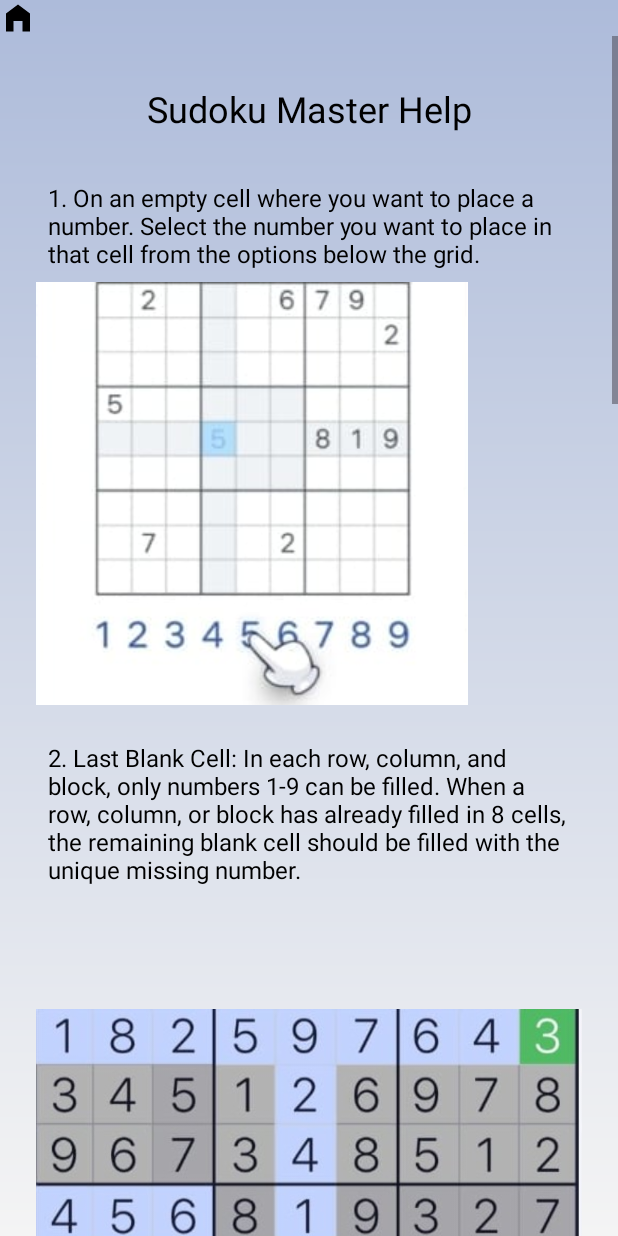
After one commit to JnaneshAmin25/Sudoku, an Android app: the helppage screen opened directly, with no data from a screen before it, on a phone screen of 412 x 824 dp. The commit adds this screen. Run offline under Robolectric (Android 15) with nearby library versions, the phone set to English and light mode, and no system bars.

Commit message:
help page added

```diff
--- a/app/src/main/AndroidManifest.xml
+++ b/app/src/main/AndroidManifest.xml
@@ -6,8 +6,7 @@
     <uses-permission
         android:name="com.google.android.gms.permission.AD_ID"
         tools:node="remove" />
-    <uses-permission android:name="android.permission.READ_EXTERNAL_STORAGE"/>
-
+    <uses-permission android:name="android.permission.READ_EXTERNAL_STORAGE" />
 
     <application
         android:allowBackup="true"
@@ -20,10 +19,14 @@
         android:theme="@style/Theme.Sudoku"
         tools:targetApi="31">
         <activity
+            android:name=".helppage"
+            android:exported="false" />
+        <activity
             android:name=".ProfileActivity"
             android:exported="false" />
-        <activity android:name=".GameBoard.GameBoard"
-            android:exported="false"/>
+        <activity
+            android:name=".GameBoard.GameBoard"
+            android:exported="false" />
         <activity
             android:name=".HomePage"
             android:exported="false" />
--- a/app/src/main/java/com/example/sudoku/HomePage.java
+++ b/app/src/main/java/com/example/sudoku/HomePage.java
@@ -39,5 +39,10 @@ public class HomePage extends AppCompatActivity {
             startActivity(i);
         });
 
+        helpButton.setOnClickListener(v->{
+            Intent i1 = new Intent(this, helppage.class);
+            startActivity(i1);
+        });
+
     }
 }
--- /dev/null
+++ b/app/src/main/java/com/example/sudoku/helppage.java
@@ -0,0 +1,48 @@
+package com.example.sudoku;
+
+
+
+
+import android.content.Intent;
+import android.os.Bundle;
+import android.app.Activity;
+import android.view.View;
+import android.widget.ImageView;
+import android.widget.TextView;
+
+public class helppage extends Activity {
+
+    @Override
+    protected void onCreate(Bundle savedInstanceState) {
+        super.onCreate(savedInstanceState);
+        setContentView(R.layout.activity_helppage);
+
+        // Set image resources for help images
+        ImageView helpIcon1 = findViewById(R.id.helpIcon);
+        helpIcon1.setImageResource(R.drawable.baseline_home_filled_24);
+        ImageView helpIcon = findViewById(R.id.helpIcon);
+        helpIcon.setOnClickListener(new View.OnClickListener() {
+            @Override
+            public void onClick(View v) {
+                // Navigate to the home page
+                Intent intent = new Intent(helppage.this, HomePage.class);
+                startActivity(intent);
+            }
+        });
+
+        ImageView helpImage1 = findViewById(R.id.helpImage1);
+        helpImage1.setImageResource(R.drawable.img);
+
+        ImageView helpImage2 = findViewById(R.id.helpImage2);
+        helpImage2.setImageResource(R.drawable.img1);
+        ImageView helpImage4 = findViewById(R.id.helpImage3);
+        helpImage4.setImageResource(R.drawable.img2);
+
+        ImageView helpImage3 = findViewById(R.id.helpImage4);
+        helpImage3.setImageResource(R.drawable.img3);
+
+
+
+        // Add more image and text initialization as needed
+    }
+}
--- /dev/null
+++ b/app/src/main/res/drawable/baseline_home_filled_24.xml
@@ -0,0 +1,5 @@
+<vector xmlns:android="http://schemas.android.com/apk/res/android" android:height="24dp" android:tint="#000000" android:viewportHeight="24" android:viewportWidth="24" android:width="24dp">
+
+    <path android:fillColor="@android:color/white" android:pathData="M12,3L4,9v12h5v-7h6v7h5V9z"/>
+
+</vector>
--- /dev/null
+++ b/app/src/main/res/layout/activity_helppage.xml
@@ -0,0 +1,149 @@
+<?xml version="1.0" encoding="utf-8"?>
+<LinearLayout
+    xmlns:android="http://schemas.android.com/apk/res/android"
+    xmlns:tools="http://schemas.android.com/tools"
+    android:layout_width="match_parent"
+    android:layout_height="match_parent"
+    android:orientation="vertical"
+    android:background="@drawable/gradient_background">
+
+    <ImageView
+        android:id="@+id/helpIcon"
+        android:layout_width="wrap_content"
+        android:layout_height="wrap_content"
+        android:src="@drawable/baseline_home_filled_24"
+        android:layout_gravity="top|start" />
+
+    <ScrollView
+        android:layout_width="match_parent"
+        android:layout_height="0dp"
+        android:layout_weight="1"
+        android:scrollbars="vertical">
+
+        <LinearLayout
+            android:layout_width="match_parent"
+            android:layout_height="wrap_content"
+            android:orientation="vertical"
+            android:padding="16dp">
+
+            <TextView
+                android:id="@+id/headerText"
+                android:layout_width="match_parent"
+                android:layout_height="wrap_content"
+                android:text="Sudoku Master Help"
+                android:textSize="24sp"
+                android:gravity="center"
+                android:padding="16dp"
+                android:textColor="@color/help_text_color" />
+
+            <LinearLayout
+                android:layout_width="match_parent"
+                android:layout_height="wrap_content"
+                android:orientation="vertical"
+                android:padding="8dp">
+
+                <TextView
+                    android:layout_width="match_parent"
+                    android:layout_height="wrap_content"
+                    android:text="1. On an empty cell where you want to place a number. Select the number you want to place in that cell from the options below the grid."
+                    android:textSize="16sp"
+                    android:padding="8dp"
+                    android:textColor="@color/help_text_color" />
+
+                <ImageView
+                    android:id="@+id/helpImage1"
+                    android:layout_width="wrap_content"
+                    android:layout_height="wrap_content"
+                    android:src="@drawable/img" />
+            </LinearLayout>
+
+            <LinearLayout
+                android:layout_width="match_parent"
+                android:layout_height="wrap_content"
+                android:orientation="vertical"
+                android:padding="8dp">
+
+                <TextView
+                    android:layout_width="match_parent"
+                    android:layout_height="wrap_content"
+                    android:text="2. Last Blank Cell: In each row, column, and block, only numbers 1-9 can be filled. When a row, column, or block has already filled in 8 cells, the remaining blank cell should be filled with the unique missing number."
+                    android:textSize="16sp"
+                    android:padding="8dp"
+                    android:textColor="@color/help_text_color" />
+
+                <ImageView
+                    android:id="@+id/helpImage2"
+                    android:layout_width="wrap_content"
+                    android:layout_height="wrap_content"
+                    android:src="@drawable/img1" />
+            </LinearLayout>
+
+            <LinearLayout
+                android:layout_width="match_parent"
+                android:layout_height="wrap_content"
+                android:orientation="vertical"
+                android:padding="8dp">
+
+                <TextView
+                    android:layout_width="match_parent"
+                    android:layout_height="wrap_content"
+                    android:text="3. Last Remaining Cell: In a row, column, or block, please find the unique cell where a certain number can be filled."
+                    android:textSize="16sp"
+                    android:padding="8dp"
+                    android:textColor="@color/help_text_color" />
+
+                <ImageView
+                    android:id="@+id/helpImage3"
+                    android:layout_width="wrap_content"
+                    android:layout_height="wrap_content"
+                    android:src="@drawable/img2" />
+            </LinearLayout>
+
+            <LinearLayout
+                android:layout_width="match_parent"
+                android:layout_height="wrap_content"
+                android:orientation="vertical"
+                android:padding="8dp">
+
+                <TextView
+                    android:layout_width="match_parent"
+                    android:layout_height="wrap_content"
+                    android:text="4. If two cells in a row, column, or block have the same two possible numbers (candidates), it's called a naked pair. These numbers can't be used in other cells in that row, column, or block. So, you can eliminate them as options for those cells."
+                    android:textSize="16sp"
+                    android:padding="8dp"
+                    android:textColor="@color/help_text_color" />
+
+                <ImageView
+                    android:id="@+id/helpImage4"
+                    android:layout_width="wrap_content"
+                    android:layout_height="wrap_content"
+                    android:src="@drawable/img3"
+                    tools:ignore="DuplicateIds" />
+            </LinearLayout>
+
+            <LinearLayout
+                android:layout_width="match_parent"
+                android:layout_height="wrap_content"
+                android:orientation="vertical"
+                android:padding="8dp">
+
+                <TextView
+                    android:layout_width="match_parent"
+                    android:layout_height="wrap_content"
+                    android:text="5. If a candidate number only exists in a row or column within a block, then this candidate number will not appear in other cells that are influenced by the same row or column."
+                    android:textSize="16sp"
+                    android:padding="8dp"
+                    android:textColor="@color/help_text_color" />
+
+                <ImageView
+                    android:id="@+id/helpImage5"
+                    android:layout_width="wrap_content"
+                    android:layout_height="wrap_content"
+                    android:src="@drawable/img4" />
+            </LinearLayout>
+
+        </LinearLayout>
+
+    </ScrollView>
+
+</LinearLayout>
--- a/app/src/main/res/values/colors.xml
+++ b/app/src/main/res/values/colors.xml
@@ -15,4 +15,6 @@
     <color name="btn_blue">#8697C4</color>
     <color name="grey">#333333</color>
     <color name="light_white">#CECECE</color>
+    <color name="help_background_color">#F0F0F0</color>
+    <color name="help_text_color">#000000</color>
 </resources>
```
Also changed, not shown: app/src/main/res/drawable/img.png (added), app/src/main/res/drawable/img1.jpeg (added), app/src/main/res/drawable/img3.png (added), app/src/main/res/drawable/img4.png (added).
